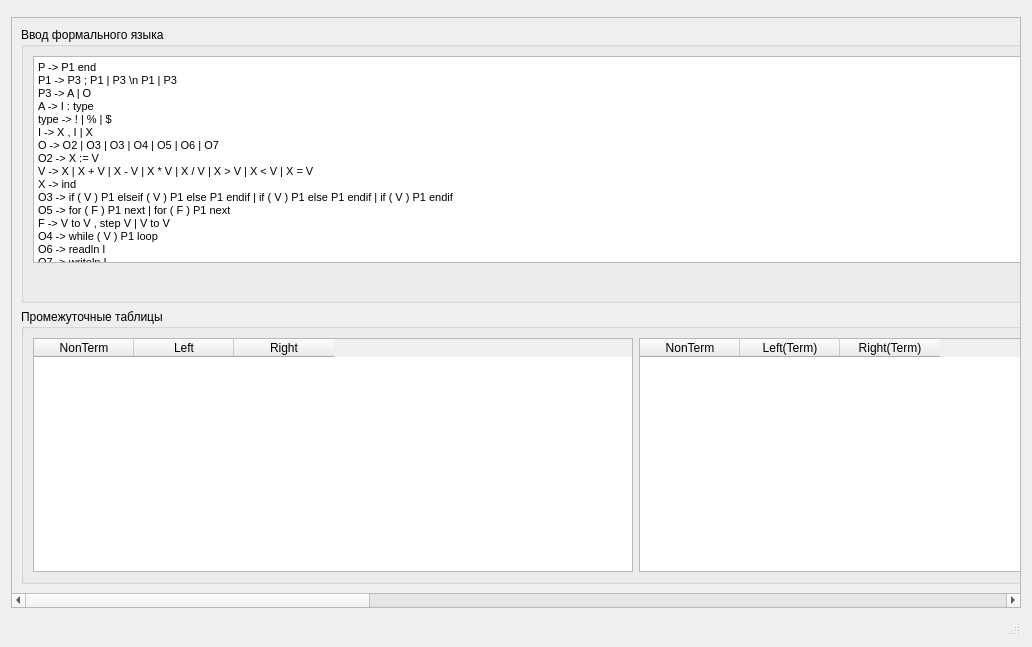
The window that Code/SyntacticAnalysis/syntacticwindow.ui (Max1mu5/Compiler) describes before a commit, drawn with Qt 5.
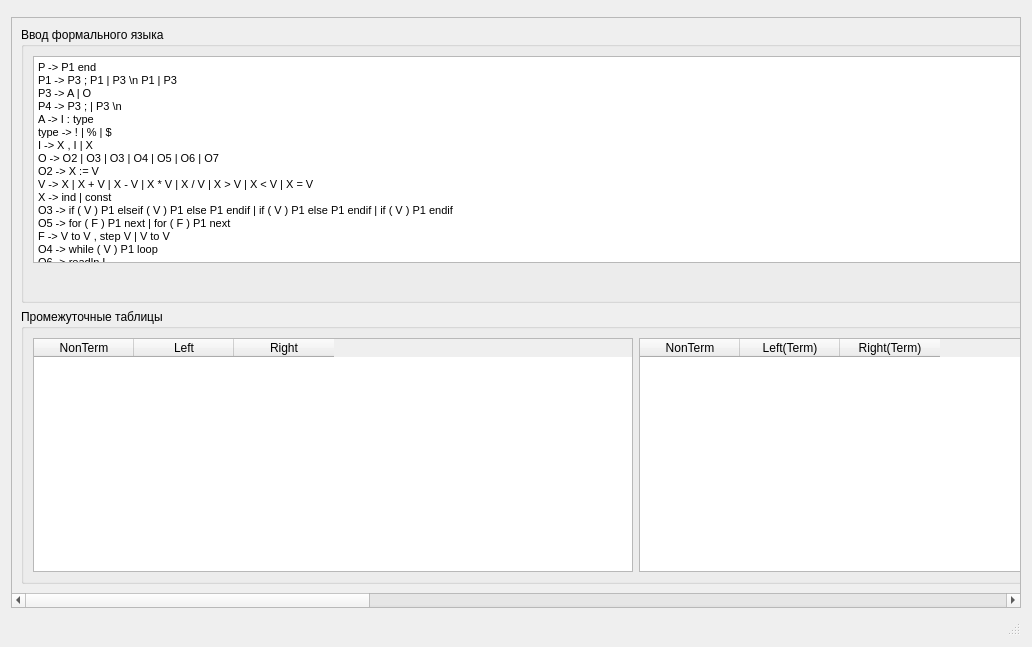
The same window after the commit.

```diff
--- a/Code/SyntacticAnalysis/syntacticwindow.ui
+++ b/Code/SyntacticAnalysis/syntacticwindow.ui
@@ -76,13 +76,14 @@
 &lt;p style=&quot; margin-top:0px; margin-bottom:0px; margin-left:0px; margin-right:0px; -qt-block-indent:0; text-indent:0px;&quot;&gt;P -&amp;gt; P1 end&lt;/p&gt;
 &lt;p style=&quot; margin-top:0px; margin-bottom:0px; margin-left:0px; margin-right:0px; -qt-block-indent:0; text-indent:0px;&quot;&gt;P1 -&amp;gt; P3 ; P1 | P3 \n P1 | P3&lt;/p&gt;
 &lt;p style=&quot; margin-top:0px; margin-bottom:0px; margin-left:0px; margin-right:0px; -qt-block-indent:0; text-indent:0px;&quot;&gt;P3 -&amp;gt; A | O&lt;/p&gt;
+&lt;p style=&quot; margin-top:0px; margin-bottom:0px; margin-left:0px; margin-right:0px; -qt-block-indent:0; text-indent:0px;&quot;&gt;P4 -&amp;gt; P3 ; | P3 \n&lt;/p&gt;
 &lt;p style=&quot; margin-top:0px; margin-bottom:0px; margin-left:0px; margin-right:0px; -qt-block-indent:0; text-indent:0px;&quot;&gt;A -&amp;gt; I : type&lt;/p&gt;
 &lt;p style=&quot; margin-top:0px; margin-bottom:0px; margin-left:0px; margin-right:0px; -qt-block-indent:0; text-indent:0px;&quot;&gt;type -&amp;gt; ! | % | $&lt;/p&gt;
 &lt;p style=&quot; margin-top:0px; margin-bottom:0px; margin-left:0px; margin-right:0px; -qt-block-indent:0; text-indent:0px;&quot;&gt;I -&amp;gt; X , I | X&lt;/p&gt;
 &lt;p style=&quot; margin-top:0px; margin-bottom:0px; margin-left:0px; margin-right:0px; -qt-block-indent:0; text-indent:0px;&quot;&gt;O -&amp;gt; O2 | O3 | O3 | O4 | O5 | O6 | O7&lt;/p&gt;
 &lt;p style=&quot; margin-top:0px; margin-bottom:0px; margin-left:0px; margin-right:0px; -qt-block-indent:0; text-indent:0px;&quot;&gt;O2 -&amp;gt; X := V&lt;/p&gt;
 &lt;p style=&quot; margin-top:0px; margin-bottom:0px; margin-left:0px; margin-right:0px; -qt-block-indent:0; text-indent:0px;&quot;&gt;V -&amp;gt; X | X + V | X - V | X * V | X / V | X &amp;gt; V | X &amp;lt; V | X = V&lt;/p&gt;
-&lt;p style=&quot; margin-top:0px; margin-bottom:0px; margin-left:0px; margin-right:0px; -qt-block-indent:0; text-indent:0px;&quot;&gt;X -&amp;gt; ind&lt;/p&gt;
+&lt;p style=&quot; margin-top:0px; margin-bottom:0px; margin-left:0px; margin-right:0px; -qt-block-indent:0; text-indent:0px;&quot;&gt;X -&amp;gt; ind | const&lt;/p&gt;
 &lt;p style=&quot; margin-top:0px; margin-bottom:0px; margin-left:0px; margin-right:0px; -qt-block-indent:0; text-indent:0px;&quot;&gt;O3 -&amp;gt; if ( V ) P1 elseif ( V ) P1 else P1 endif | if ( V ) P1 else P1 endif | if ( V ) P1 endif&lt;/p&gt;
 &lt;p style=&quot; margin-top:0px; margin-bottom:0px; margin-left:0px; margin-right:0px; -qt-block-indent:0; text-indent:0px;&quot;&gt;O5 -&amp;gt; for ( F ) P1 next | for ( F ) P1 next&lt;/p&gt;
 &lt;p style=&quot; margin-top:0px; margin-bottom:0px; margin-left:0px; margin-right:0px; -qt-block-indent:0; text-indent:0px;&quot;&gt;F -&amp;gt; V to V , step V | V to V&lt;/p&gt;
```
